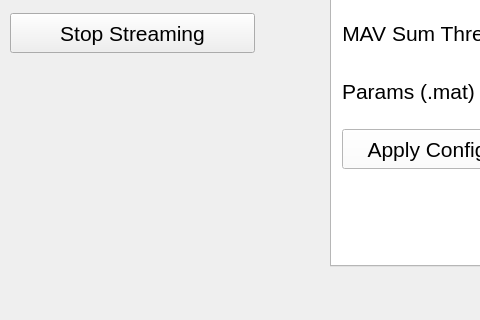
Above: WiSSCI.ui from woodjosh/WiSSCI-GUI before the change; both pictures show x 0 to 480 and y 334 to 654 of the 875 by 654 pixel window. Below: the same form after it.
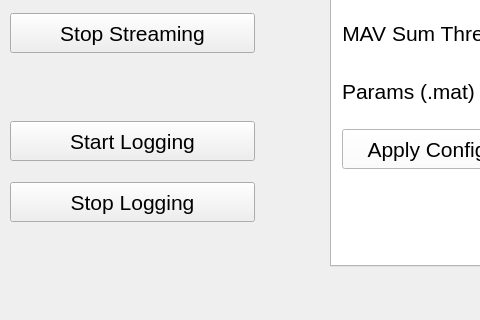
That is the form after the change. Icons and pictures are not drawn. Custom widgets are drawn as their Qt base class.

Commit message: Added logging capabilities

The edit to the form file:
```diff
--- a/WiSSCI.ui
+++ b/WiSSCI.ui
@@ -1118,6 +1118,88 @@
      </item>
     </layout>
    </widget>
+   <widget class="QWidget" name="gridLayoutWidget_4">
+    <property name="geometry">
+     <rect>
+      <x>10</x>
+      <y>440</y>
+      <width>311</width>
+      <height>131</height>
+     </rect>
+    </property>
+    <layout class="QGridLayout" name="LoggingGrid">
+     <property name="sizeConstraint">
+      <enum>QLayout::SetDefaultConstraint</enum>
+     </property>
+     <item row="1" column="0">
+      <widget class="QPushButton" name="StopLogging_Button">
+       <property name="sizePolicy">
+        <sizepolicy hsizetype="Preferred" vsizetype="Fixed">
+         <horstretch>0</horstretch>
+         <verstretch>0</verstretch>
+        </sizepolicy>
+       </property>
+       <property name="maximumSize">
+        <size>
+         <width>16777215</width>
+         <height>40</height>
+        </size>
+       </property>
+       <property name="font">
+        <font>
+         <pointsize>16</pointsize>
+        </font>
+       </property>
+       <property name="text">
+        <string>Stop Logging</string>
+       </property>
+      </widget>
+     </item>
+     <item row="0" column="1">
+      <widget class="QLabel" name="Logging_LED">
+       <property name="maximumSize">
+        <size>
+         <width>60</width>
+         <height>60</height>
+        </size>
+       </property>
+       <property name="text">
+        <string/>
+       </property>
+       <property name="pixmap">
+        <pixmap>Icons/led-red-on.png</pixmap>
+       </property>
+       <property name="scaledContents">
+        <bool>true</bool>
+       </property>
+      </widget>
+     </item>
+     <item row="0" column="0">
+      <widget class="QPushButton" name="StartLogging_Button">
+       <property name="sizePolicy">
+        <sizepolicy hsizetype="Preferred" vsizetype="Fixed">
+         <horstretch>0</horstretch>
+         <verstretch>0</verstretch>
+        </sizepolicy>
+       </property>
+       <property name="maximumSize">
+        <size>
+         <width>16777215</width>
+         <height>40</height>
+        </size>
+       </property>
+       <property name="font">
+        <font>
+         <pointsize>16</pointsize>
+        </font>
+       </property>
+       <property name="text">
+        <string>Start Logging</string>
+       </property>
+      </widget>
+     </item>
+    </layout>
+   </widget>
   </widget>
   <widget class="QMenuBar" name="menubar">
    <property name="geometry">
```
The commit also changes 4 other files.
